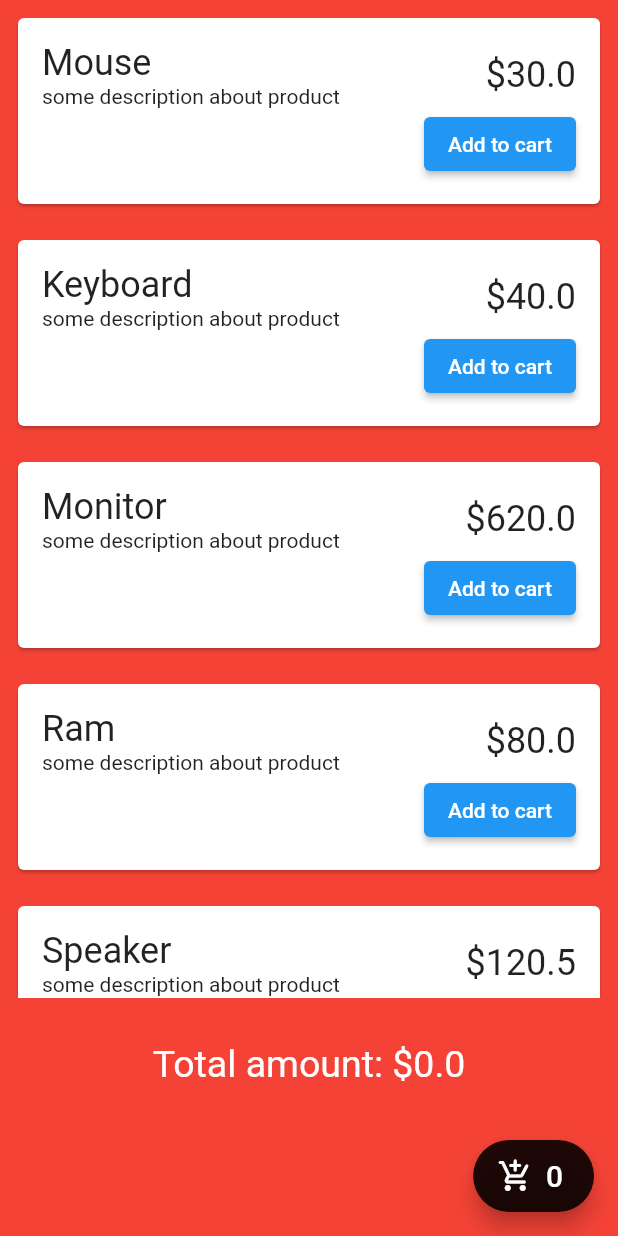
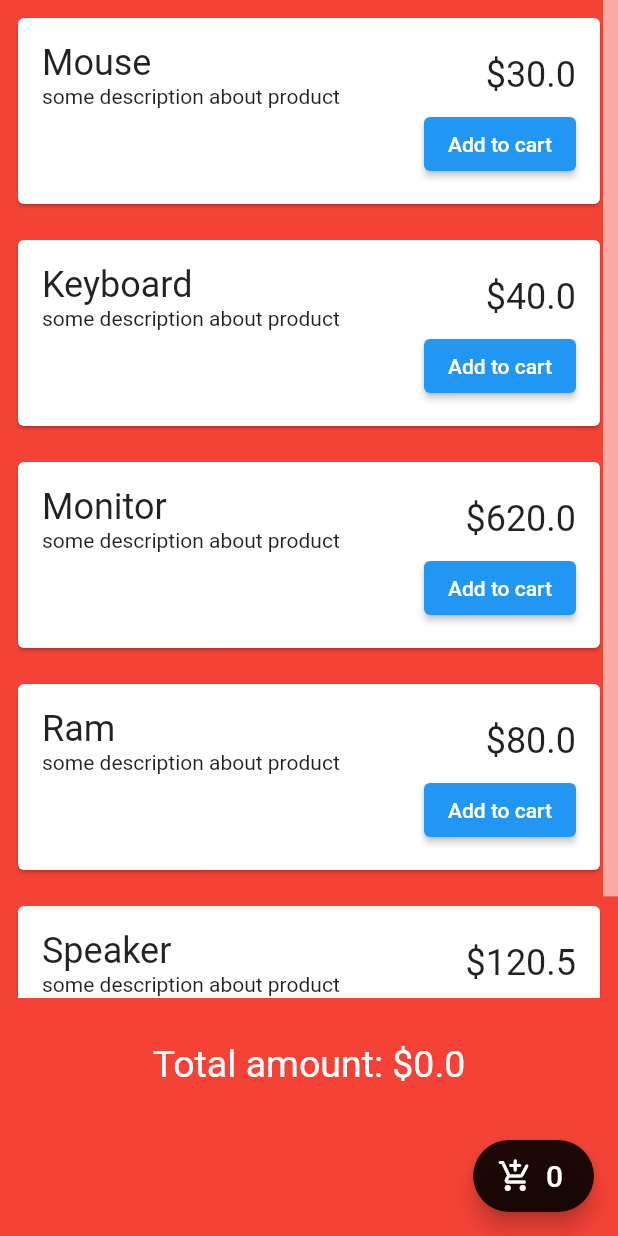
Before and after one commit to hg-ian-choi/flutter-example, a Flutter app: the screen it shows after launch, on a phone screen of 412 x 824 dp. Run offline on Flutter 3.47's test engine with Material 2 defaults, Android fonts, the phone set to English and light mode, and no system bars; our stand-ins replace confetti, curved_navigation_bar, firebase_auth, firebase_core, flutter_slidable, get and 5 more; accounts and stored records are empty.

Commit message:
cc-getx: try "Scrollbar" and "RawScrollbar"

```diff
--- a/cc/getx_test/lib/practice1/view/shopping_page.dart
+++ b/cc/getx_test/lib/practice1/view/shopping_page.dart
@@ -18,7 +18,12 @@ class ShoppingPage extends StatelessWidget {
             Expanded(
               child: GetX<ShoppingController>(
                 builder: (ShoppingController shoppingController_) {
-                  return ListView.builder(
+                  return RawScrollbar(
+                    thumbColor: Colors.white54,
+                    scrollbarOrientation: ScrollbarOrientation.right,
+                    thickness: 10,
+                    thumbVisibility: true,
+                    child: ListView.builder(
                       itemCount: shoppingController_.products.length,
                       itemBuilder: (BuildContext context_, int index_) {
                         return Card(
@@ -38,7 +43,8 @@ class ShoppingPage extends StatelessWidget {
                                           shoppingController_.products[index_].productName,
                                           style: const TextStyle(fontSize: 24),
                                         ),
-                                      Text(shoppingController_.products[index_].productDescription),
+                                        Text(shoppingController_
+                                            .products[index_].productDescription),
                                       ],
                                     ),
                                     Text(
@@ -58,6 +64,7 @@ class ShoppingPage extends StatelessWidget {
                           ),
                         );
                       },
+                    ),
                   );
                 },
               ),
```
Lines whose indentation alone changed are shown as unchanged.
